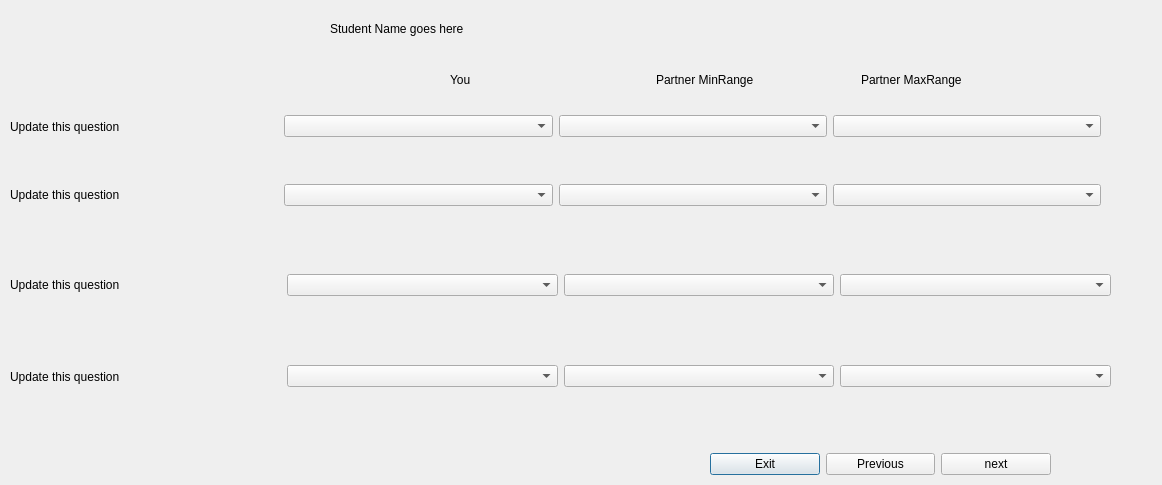
Before: the Qt Designer form D1/studentprofileview.ui in GuelorEmanuel/Team-Tech-Support, drawn with Qt 5.
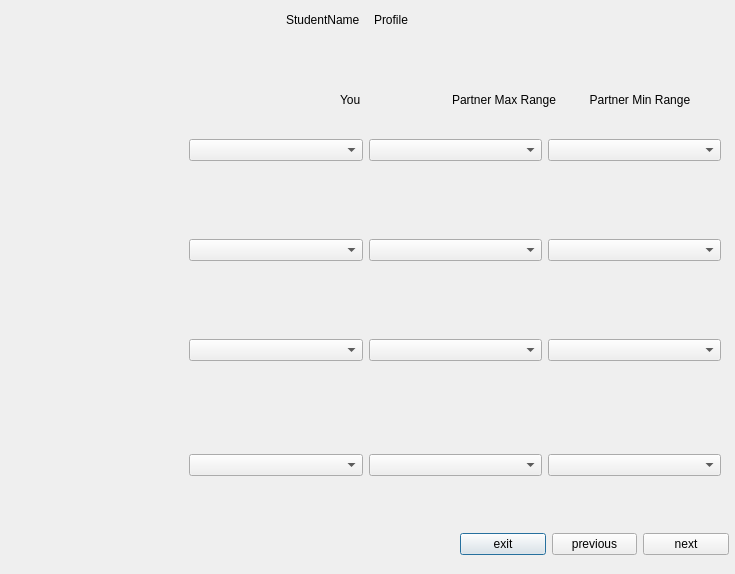
After: the same form once the commit is applied.

Commit message: Redid the Profile gui with slot mmethod/control

```diff
--- a/D1/studentprofileview.ui
+++ b/D1/studentprofileview.ui
@@ -6,124 +6,27 @@
    <rect>
     <x>0</x>
     <y>0</y>
-    <width>1162</width>
-    <height>485</height>
+    <width>735</width>
+    <height>574</height>
    </rect>
   </property>
   <property name="windowTitle">
    <string>Dialog</string>
   </property>
-  <widget class="QLabel" name="studentNameLbl">
+  <widget class="QWidget" name="layoutWidget">
    <property name="geometry">
     <rect>
-     <x>330</x>
-     <y>20</y>
-     <width>251</width>
-     <height>17</height>
-    </rect>
-   </property>
-   <property name="text">
-    <string>Student Name goes here</string>
-   </property>
-  </widget>
-  <widget class="QWidget" name="">
-   <property name="geometry">
-    <rect>
      <x>10</x>
-     <y>100</y>
-     <width>1091</width>
-     <height>53</height>
-    </rect>
-   </property>
-   <layout class="QHBoxLayout" name="horizontalLayout">
-    <item>
-     <widget class="QLabel" name="questionOneLbl">
-      <property name="text">
-       <string>Update this question</string>
-      </property>
-     </widget>
-    </item>
-    <item>
-     <widget class="QComboBox" name="userOptionOneQcBox"/>
-    </item>
-    <item>
-     <widget class="QComboBox" name="partnerOneMinQcBox"/>
-    </item>
-    <item>
-     <widget class="QComboBox" name="partnerOneMaxQcBox"/>
-    </item>
-   </layout>
-  </widget>
-  <widget class="QWidget" name="">
-   <property name="geometry">
-    <rect>
-     <x>10</x>
-     <y>160</y>
-     <width>1091</width>
-     <height>70</height>
-    </rect>
-   </property>
-   <layout class="QHBoxLayout" name="horizontalLayout_2">
-    <item>
-     <widget class="QLabel" name="questionTwoLbl">
-      <property name="text">
-       <string>Update this question</string>
-      </property>
-     </widget>
-    </item>
-    <item>
-     <widget class="QComboBox" name="userOptionTwoQcBox"/>
-    </item>
-    <item>
-     <widget class="QComboBox" name="partnerTwoMinQcBox"/>
-    </item>
-    <item>
-     <widget class="QComboBox" name="partnerTwoMaxQcBox"/>
-    </item>
-   </layout>
-  </widget>
-  <widget class="QWidget" name="">
-   <property name="geometry">
-    <rect>
-     <x>10</x>
-     <y>350</y>
-     <width>1101</width>
-     <height>53</height>
-    </rect>
-   </property>
-   <layout class="QHBoxLayout" name="horizontalLayout_3">
-    <item>
-     <widget class="QLabel" name="questionFourLbl">
-      <property name="text">
-       <string>Update this question</string>
-      </property>
-     </widget>
-    </item>
-    <item>
-     <widget class="QComboBox" name="userOptionFourQcBox"/>
-    </item>
-    <item>
-     <widget class="QComboBox" name="partnerFourMinQcBox"/>
-    </item>
-    <item>
-     <widget class="QComboBox" name="partnerFourMaxQcBox"/>
-    </item>
-   </layout>
-  </widget>
-  <widget class="QWidget" name="">
-   <property name="geometry">
-    <rect>
-     <x>10</x>
-     <y>250</y>
-     <width>1101</width>
-     <height>70</height>
+     <y>210</y>
+     <width>711</width>
+     <height>81</height>
     </rect>
    </property>
    <layout class="QHBoxLayout" name="horizontalLayout_4">
     <item>
      <widget class="QLabel" name="questionThreeLbl">
       <property name="text">
-       <string>Update this question</string>
+       <string/>
       </property>
      </widget>
     </item>
@@ -138,60 +41,83 @@
     </item>
    </layout>
   </widget>
-  <widget class="QWidget" name="">
+  <widget class="QWidget" name="layoutWidget_2">
    <property name="geometry">
     <rect>
-     <x>450</x>
-     <y>70</y>
-     <width>611</width>
-     <height>20</height>
+     <x>10</x>
+     <y>310</y>
+     <width>711</width>
+     <height>81</height>
     </rect>
    </property>
    <layout class="QHBoxLayout" name="horizontalLayout_5">
     <item>
      <widget class="QLabel" name="label_2">
       <property name="text">
-       <string>You</string>
+       <string/>
       </property>
      </widget>
     </item>
     <item>
-     <widget class="QLabel" name="label_3">
-      <property name="text">
-       <string>Partner MinRange</string>
-      </property>
-     </widget>
+     <widget class="QComboBox" name="questionThreeCB"/>
     </item>
     <item>
-     <widget class="QLabel" name="label_4">
-      <property name="text">
-       <string>Partner MaxRange</string>
-      </property>
-     </widget>
+     <widget class="QComboBox" name="questionThreeMaxCB"/>
+    </item>
+    <item>
+     <widget class="QComboBox" name="questionThreeMinCB"/>
     </item>
    </layout>
   </widget>
-  <widget class="QWidget" name="">
+  <widget class="QWidget" name="layoutWidget_3">
    <property name="geometry">
     <rect>
-     <x>710</x>
-     <y>450</y>
-     <width>341</width>
-     <height>29</height>
+     <x>10</x>
+     <y>420</y>
+     <width>711</width>
+     <height>91</height>
     </rect>
    </property>
    <layout class="QHBoxLayout" name="horizontalLayout_6">
     <item>
+     <widget class="QLabel" name="questionOneLbl_4">
+      <property name="text">
+       <string/>
+      </property>
+     </widget>
+    </item>
+    <item>
+     <widget class="QComboBox" name="questionFourCB"/>
+    </item>
+    <item>
+     <widget class="QComboBox" name="questionFourMaxCB"/>
+    </item>
+    <item>
+     <widget class="QComboBox" name="questionFourMinCB"/>
+    </item>
+   </layout>
+  </widget>
+  <widget class="QWidget" name="">
+   <property name="geometry">
+    <rect>
+     <x>460</x>
+     <y>530</y>
+     <width>269</width>
+     <height>29</height>
+    </rect>
+   </property>
+   <layout class="QHBoxLayout" name="horizontalLayout">
+    <item>
      <widget class="QPushButton" name="exitBtn">
       <property name="text">
-       <string>Exit</string>
+       <string>exit</string>
       </property>
      </widget>
     </item>
     <item>
-     <widget class="QPushButton" name="previousBtn">
+     <widget class="QPushButton" name="prevBtn">
       <property name="text">
-       <string>Previous</string>
+       <string>previous</string>
       </property>
      </widget>
     </item>
@@ -204,30 +130,93 @@
     </item>
    </layout>
   </widget>
-  <zorder>studentNameLbl</zorder>
-  <zorder>questionOneLbl</zorder>
-  <zorder>userOptionOneQcBox</zorder>
-  <zorder>label_2</zorder>
-  <zorder>label_3</zorder>
-  <zorder>label_4</zorder>
-  <zorder>partnerOneMinQcBox</zorder>
-  <zorder>partnerOneMaxQcBox</zorder>
-  <zorder>questionTwoLbl</zorder>
-  <zorder>userOptionTwoQcBox</zorder>
-  <zorder>partnerTwoMinQcBox</zorder>
-  <zorder>partnerTwoMaxQcBox</zorder>
-  <zorder>questionThreeLbl</zorder>
-  <zorder>userOptionThreeQcBox_2</zorder>
-  <zorder>partnerThreeMinQcBox</zorder>
-  <zorder>partnerThreeMaxQcBox</zorder>
-  <zorder>questionFourLbl</zorder>
-  <zorder>userOptionFourQcBox</zorder>
-  <zorder>partnerFourMinQcBox</zorder>
-  <zorder>partnerFourMaxQcBox</zorder>
-  <zorder>nextBtn</zorder>
-  <zorder>exitBtn</zorder>
-  <zorder>previousBtn</zorder>
-  <zorder>label_2</zorder>
+  <widget class="QWidget" name="">
+   <property name="geometry">
+    <rect>
+     <x>286</x>
+     <y>10</y>
+     <width>170</width>
+     <height>19</height>
+    </rect>
+   </property>
+   <layout class="QHBoxLayout" name="horizontalLayout_2">
+    <item>
+     <widget class="QLabel" name="StudentNameLbl">
+      <property name="text">
+       <string>StudentName</string>
+      </property>
+     </widget>
+    </item>
+    <item>
+     <widget class="QLabel" name="profileLbl">
+      <property name="text">
+       <string>Profile</string>
+      </property>
+     </widget>
+    </item>
+   </layout>
+  </widget>
+  <widget class="QWidget" name="">
+   <property name="geometry">
+    <rect>
+     <x>10</x>
+     <y>110</y>
+     <width>711</width>
+     <height>81</height>
+    </rect>
+   </property>
+   <layout class="QHBoxLayout" name="horizontalLayout_3">
+    <item>
+     <widget class="QLabel" name="questionOneLbl">
+      <property name="text">
+       <string/>
+      </property>
+     </widget>
+    </item>
+    <item>
+     <widget class="QComboBox" name="questionOneCB"/>
+    </item>
+    <item>
+     <widget class="QComboBox" name="questionOneMinCB"/>
+    </item>
+    <item>
+     <widget class="QComboBox" name="questionOneMaxCB"/>
+    </item>
+   </layout>
+  </widget>
+  <widget class="QWidget" name="">
+   <property name="geometry">
+    <rect>
+     <x>340</x>
+     <y>90</y>
+     <width>351</width>
+     <height>20</height>
+    </rect>
+   </property>
+   <layout class="QHBoxLayout" name="horizontalLayout_7">
+    <item>
+     <widget class="QLabel" name="youLbl">
+      <property name="text">
+       <string>You</string>
+      </property>
+     </widget>
+    </item>
+    <item>
+     <widget class="QLabel" name="partnerMaxLbl">
+      <property name="text">
+       <string>Partner Max Range</string>
+      </property>
+     </widget>
+    </item>
+    <item>
+     <widget class="QLabel" name="partnerMinLbl">
+      <property name="text">
+       <string>        Partner Min Range</string>
+      </property>
+     </widget>
+    </item>
+   </layout>
+  </widget>
  </widget>
  <resources/>
  <connections/>
```
Left out of the diff: 10 changed lines with no effect on the pictures. The commit also changes 4 other files.
